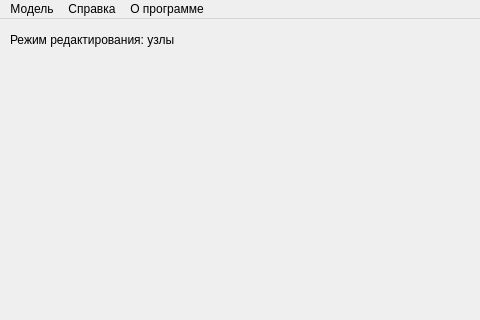
Before: the Qt Designer form lab_1/src/ui/modelviewer.ui in RullDeef/cpp-lab, drawn with Qt 5; both pictures show x 0 to 480 and y 0 to 320 of the 640 by 480 pixel window.
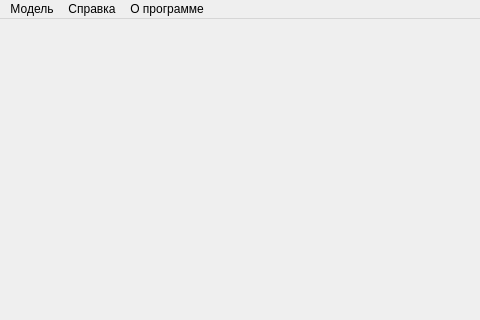
After: the same form once the commit is applied.

Diff of the .ui file:
```diff
--- a/lab_1/src/ui/modelviewer.ui
+++ b/lab_1/src/ui/modelviewer.ui
@@ -31,28 +31,7 @@
   <property name="windowTitle">
    <string>Просмотр моделей</string>
   </property>
-  <widget class="QWidget" name="centralWidget">
-   <widget class="QLabel" name="editStateLabel">
-    <property name="geometry">
-     <rect>
-      <x>10</x>
-      <y>10</y>
-      <width>201</width>
-      <height>21</height>
-     </rect>
-    </property>
-    <property name="font">
-     <font>
-      <family>Segoe UI</family>
-      <pointsize>9</pointsize>
-      <bold>false</bold>
-     </font>
-    </property>
-    <property name="text">
-     <string>Режим редактирования: узлы</string>
-    </property>
-   </widget>
-  </widget>
+  <widget class="QWidget" name="centralWidget"/>
   <widget class="QMenuBar" name="menuBar">
    <property name="geometry">
     <rect>
```
Left out of the diff: 10 changed lines with no effect on the pictures.
